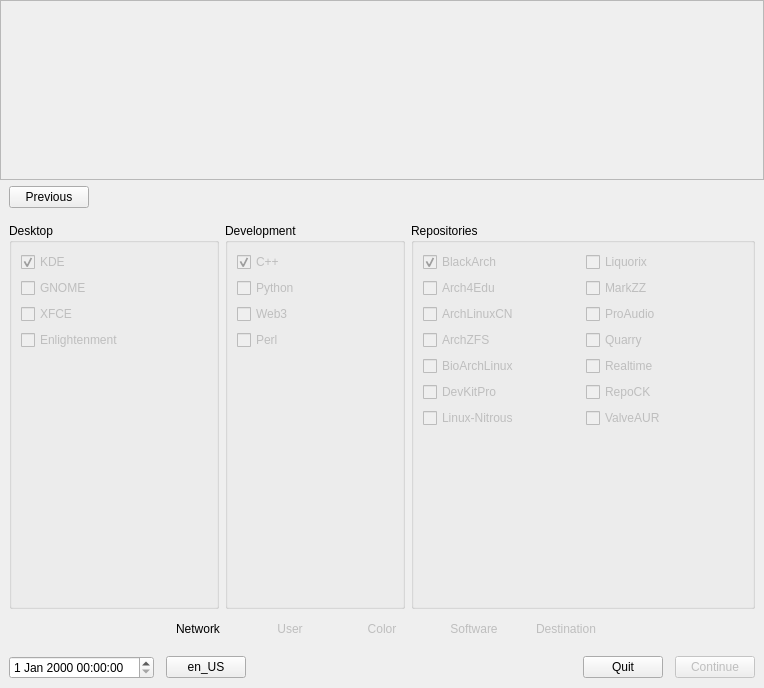
This is mainwindow.ui in djustice/system-installer as Qt 5 draws it before an edit. The edited form follows.
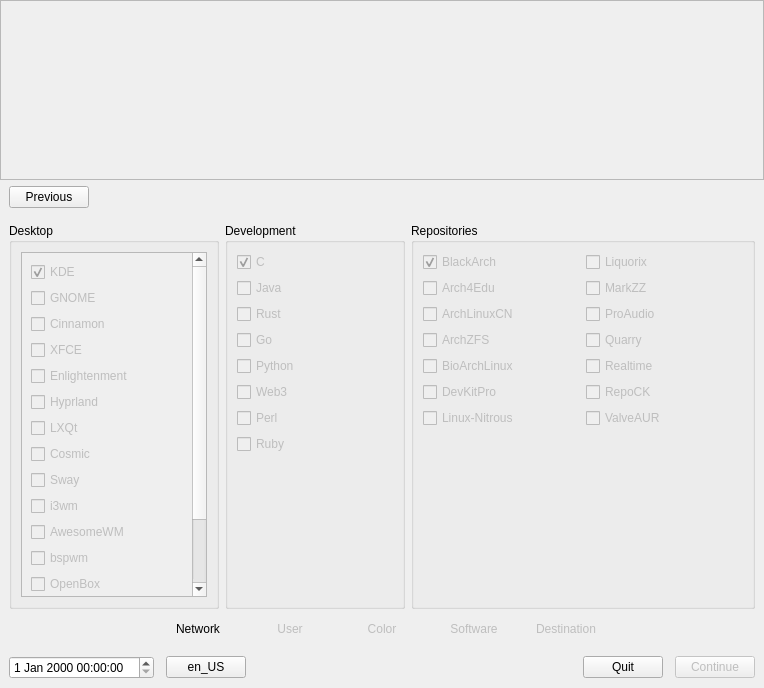
This is the edited form. The open tabs and pages were chosen to show the change. Icons and pictures are not drawn.

Commit message: add UI options to software selection, adjust initcpio

```diff
--- a/mainwindow.ui
+++ b/mainwindow.ui
@@ -1185,33 +1185,40 @@
                <string>Development</string>
               </property>
               <layout class="QGridLayout" name="gridLayout_9">
-               <item row="4" column="0">
-                <spacer name="verticalSpacer_11">
-                 <property name="orientation">
-                  <enum>Qt::Vertical</enum>
-                 </property>
-                 <property name="sizeHint" stdset="0">
-                  <size>
-                   <width>20</width>
-                   <height>40</height>
-                  </size>
-                 </property>
-                </spacer>
-               </item>
                <item row="0" column="0">
                 <widget class="QCheckBox" name="checkBox_11">
                  <property name="enabled">
                   <bool>false</bool>
                  </property>
                  <property name="text">
-                  <string>C++</string>
+                  <string>C</string>
                  </property>
                  <property name="checked">
                   <bool>true</bool>
                  </property>
                 </widget>
                </item>
+               <item row="3" column="0">
+                <widget class="QCheckBox" name="checkBox_31">
+                 <property name="enabled">
+                  <bool>false</bool>
+                 </property>
+                 <property name="text">
+                  <string>Go</string>
+                 </property>
+                </widget>
+               </item>
                <item row="2" column="0">
+                <widget class="QCheckBox" name="checkBox_29">
+                 <property name="enabled">
+                  <bool>false</bool>
+                 </property>
+                 <property name="text">
+                  <string>Rust</string>
+                 </property>
+                </widget>
+               </item>
+               <item row="5" column="0">
                 <widget class="QCheckBox" name="checkBox_13">
                  <property name="enabled">
                   <bool>false</bool>
@@ -1221,7 +1228,20 @@
                  </property>
                 </widget>
                </item>
-               <item row="1" column="0">
+               <item row="8" column="0">
+                <spacer name="verticalSpacer_11">
+                 <property name="orientation">
+                  <enum>Qt::Orientation::Vertical</enum>
+                 </property>
+                 <property name="sizeHint" stdset="0">
+                  <size>
+                   <width>20</width>
+                   <height>40</height>
+                  </size>
+                 </property>
+                </spacer>
+               </item>
+               <item row="4" column="0">
                 <widget class="QCheckBox" name="checkBox_12">
                  <property name="enabled">
                   <bool>false</bool>
@@ -1231,7 +1251,7 @@
                  </property>
                 </widget>
                </item>
-               <item row="3" column="0">
+               <item row="6" column="0">
                 <widget class="QCheckBox" name="checkBox_15">
                  <property name="enabled">
                   <bool>false</bool>
@@ -1241,6 +1261,26 @@
                  </property>
                 </widget>
                </item>
+               <item row="1" column="0">
+                <widget class="QCheckBox" name="checkBox_30">
+                 <property name="enabled">
+                  <bool>false</bool>
+                 </property>
+                 <property name="text">
+                  <string>Java</string>
+                 </property>
+                </widget>
+               </item>
+               <item row="7" column="0">
+                <widget class="QCheckBox" name="checkBox_38">
+                 <property name="enabled">
+                  <bool>false</bool>
+                 </property>
+                 <property name="text">
+                  <string>Ruby</string>
+                 </property>
+                </widget>
+               </item>
               </layout>
              </widget>
             </item>
@@ -1256,62 +1296,201 @@
                <string>Desktop</string>
               </property>
               <layout class="QGridLayout" name="gridLayout_8">
-               <item row="3" column="0">
-                <widget class="QCheckBox" name="checkBox_10">
-                 <property name="enabled">
-                  <bool>false</bool>
-                 </property>
-                 <property name="text">
-                  <string>Enlightenment</string>
-                 </property>
-                </widget>
-               </item>
-               <item row="0" column="0">
-                <widget class="QCheckBox" name="checkBox_7">
-                 <property name="enabled">
-                  <bool>false</bool>
-                 </property>
-                 <property name="text">
-                  <string>KDE</string>
-                 </property>
-                 <property name="checked">
+               <item row="8" column="0">
+                <widget class="QScrollArea" name="scrollArea">
+                 <property name="widgetResizable">
                   <bool>true</bool>
                  </property>
+                 <widget class="QWidget" name="scrollAreaWidgetContents">
+                  <property name="geometry">
+                   <rect>
+                    <x>0</x>
+                    <y>0</y>
+                    <width>169</width>
+                    <height>460</height>
+                   </rect>
+                  </property>
+                  <layout class="QVBoxLayout" name="verticalLayout_5">
+                   <item>
+                    <widget class="QCheckBox" name="checkBox_7">
+                     <property name="enabled">
+                      <bool>false</bool>
+                     </property>
+                     <property name="text">
+                      <string>KDE</string>
+                     </property>
+                     <property name="checked">
+                      <bool>true</bool>
+                     </property>
+                    </widget>
+                   </item>
+                   <item>
+                    <widget class="QCheckBox" name="checkBox_8">
+                     <property name="enabled">
+                      <bool>false</bool>
+                     </property>
+                     <property name="text">
+                      <string>GNOME</string>
+                     </property>
+                    </widget>
+                   </item>
+                   <item>
+                    <widget class="QCheckBox" name="checkBox_3">
+                     <property name="enabled">
+                      <bool>false</bool>
+                     </property>
+                     <property name="text">
+                      <string>Cinnamon</string>
+                     </property>
+                    </widget>
+                   </item>
+                   <item>
+                    <widget class="QCheckBox" name="checkBox_9">
+                     <property name="enabled">
+                      <bool>false</bool>
+                     </property>
+                     <property name="text">
+                      <string>XFCE</string>
+                     </property>
+                    </widget>
+                   </item>
+                   <item>
+                    <widget class="QCheckBox" name="checkBox_10">
+                     <property name="enabled">
+                      <bool>false</bool>
+                     </property>
+                     <property name="text">
+                      <string>Enlightenment</string>
+                     </property>
+                    </widget>
+                   </item>
+                   <item>
+                    <widget class="QCheckBox" name="checkBox_26">
+                     <property name="enabled">
+                      <bool>false</bool>
+                     </property>
+                     <property name="text">
+                      <string>Hyprland</string>
+                     </property>
+                    </widget>
+                   </item>
+                   <item>
+                    <widget class="QCheckBox" name="checkBox_27">
+                     <property name="enabled">
+                      <bool>false</bool>
+                     </property>
+                     <property name="text">
+                      <string>LXQt</string>
+                     </property>
+                    </widget>
+                   </item>
+                   <item>
+                    <widget class="QCheckBox" name="checkBox_28">
+                     <property name="enabled">
+                      <bool>false</bool>
+                     </property>
+                     <property name="text">
+                      <string>Cosmic</string>
+                     </property>
+                    </widget>
+                   </item>
+                   <item>
+                    <widget class="QCheckBox" name="checkBox_32">
+                     <property name="enabled">
+                      <bool>false</bool>
+                     </property>
+                     <property name="text">
+                      <string>Sway</string>
+                     </property>
+                    </widget>
+                   </item>
+                   <item>
+                    <widget class="QCheckBox" name="checkBox_33">
+                     <property name="enabled">
+                      <bool>false</bool>
+                     </property>
+                     <property name="text">
+                      <string>i3wm</string>
+                     </property>
+                    </widget>
+                   </item>
+                   <item>
+                    <widget class="QCheckBox" name="checkBox_34">
+                     <property name="enabled">
+                      <bool>false</bool>
+                     </property>
+                     <property name="text">
+                      <string>AwesomeWM</string>
+                     </property>
+                    </widget>
+                   </item>
+                   <item>
+                    <widget class="QCheckBox" name="checkBox_35">
+                     <property name="enabled">
+                      <bool>false</bool>
+                     </property>
+                     <property name="text">
+                      <string>bspwm</string>
+                     </property>
+                    </widget>
+                   </item>
+                   <item>
+                    <widget class="QCheckBox" name="checkBox_36">
+                     <property name="enabled">
+                      <bool>false</bool>
+                     </property>
+                     <property name="text">
+                      <string>OpenBox</string>
+                     </property>
+                    </widget>
+                   </item>
+                   <item>
+                    <widget class="QCheckBox" name="checkBox_37">
+                     <property name="enabled">
+                      <bool>false</bool>
+                     </property>
+                     <property name="text">
+                      <string>IceWM</string>
+                     </property>
+                    </widget>
+                   </item>
+                   <item>
+                    <widget class="QCheckBox" name="checkBox_39">
+                     <property name="enabled">
+                      <bool>false</bool>
+                     </property>
+                     <property name="text">
+                      <string>Niri</string>
+                     </property>
+                    </widget>
+                   </item>
+                   <item>
+                    <widget class="QCheckBox" name="checkBox_40">
+                     <property name="enabled">
+                      <bool>false</bool>
+                     </property>
+                     <property name="text">
+                      <string>QTile</string>
+                     </property>
+                    </widget>
+                   </item>
+                   <item>
+                    <spacer name="verticalSpacer_10">
+                     <property name="orientation">
+                      <enum>Qt::Orientation::Vertical</enum>
+                     </property>
+                     <property name="sizeHint" stdset="0">
+                      <size>
+                       <width>20</width>
+                       <height>40</height>
+                      </size>
+                     </property>
+                    </spacer>
+                   </item>
+                  </layout>
+                 </widget>
                 </widget>
                </item>
-               <item row="1" column="0">
-                <widget class="QCheckBox" name="checkBox_8">
-                 <property name="enabled">
-                  <bool>false</bool>
-                 </property>
-                 <property name="text">
-                  <string>GNOME</string>
-                 </property>
-                </widget>
-               </item>
-               <item row="2" column="0">
-                <widget class="QCheckBox" name="checkBox_9">
-                 <property name="enabled">
-                  <bool>false</bool>
-                 </property>
-                 <property name="text">
-                  <string>XFCE</string>
-                 </property>
-                </widget>
-               </item>
-               <item row="4" column="0">
-                <spacer name="verticalSpacer_10">
-                 <property name="orientation">
-                  <enum>Qt::Vertical</enum>
-                 </property>
-                 <property name="sizeHint" stdset="0">
-                  <size>
-                   <width>20</width>
-                   <height>40</height>
-                  </size>
-                 </property>
-                </spacer>
-               </item>
               </layout>
              </widget>
             </item>
```
Left out of the diff: 139 changed lines with no effect on the pictures. The commit also changes 2 other files.
